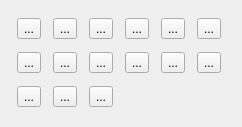
FLO-2DSoftware/qgis-flo-2d-plugin, file flo2d/ui/grid_tools_widget.ui: the form before one commit.
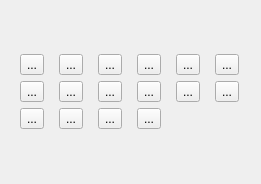
The form after the commit. Icons and pictures are not drawn.

Commit message: Added a help button on the Grid Tools

What changed in the file:
```diff
--- a/flo2d/ui/grid_tools_widget.ui
+++ b/flo2d/ui/grid_tools_widget.ui
@@ -6,16 +6,18 @@
    <rect>
     <x>0</x>
     <y>0</y>
-    <width>242</width>
-    <height>127</height>
+    <width>261</width>
+    <height>184</height>
    </rect>
   </property>
   <property name="windowTitle">
    <string>Form</string>
   </property>
   <layout class="QGridLayout" name="gridLayout">
-   <item row="0" column="0">
-    <widget class="QToolButton" name="create_grid_btn">
+   <item row="2" column="3" colspan="3">
+    <layout class="QGridLayout" name="gridLayout_3">
+     <item row="1" column="1">
+      <widget class="QToolButton" name="arfwrf_btn">
      <property name="toolTip">
       <string>Create grid</string>
      </property>
@@ -24,27 +26,7 @@
      </property>
      <property name="icon">
       <iconset>
-       <normaloff>../img/create_grid.svg</normaloff>../img/create_grid.svg</iconset>
-     </property>
-     <property name="iconSize">
-      <size>
-       <width>25</width>
-       <height>25</height>
-      </size>
-     </property>
-    </widget>
-   </item>
-   <item row="0" column="1">
-    <widget class="QToolButton" name="raster_elevation_btn">
-     <property name="toolTip">
-      <string>Sampling grid elevation from raster layer</string>
-     </property>
-     <property name="text">
-      <string>...</string>
-     </property>
-     <property name="icon">
-      <iconset>
-       <normaloff>../img/sample_elev.svg</normaloff>../img/sample_elev.svg</iconset>
+         <normaloff>../img/eval_arfwrf.svg</normaloff>../img/eval_arfwrf.svg</iconset>
      </property>
      <property name="iconSize">
       <size>
@@ -74,28 +56,11 @@
      </property>
     </widget>
    </item>
-   <item row="0" column="3">
-    <widget class="QToolButton" name="xyz_elevation_btn">
-     <property name="toolTip">
-      <string>Sample elevation from point or LiDAR </string>
-     </property>
-     <property name="text">
-      <string>...</string>
-     </property>
-     <property name="icon">
-      <iconset>
-       <normaloff>../img/sample_elev_xyz.svg</normaloff>../img/sample_elev_xyz.svg</iconset>
-     </property>
-     <property name="iconSize">
-      <size>
-       <width>25</width>
-       <height>25</height>
-      </size>
-     </property>
-    </widget>
-   </item>
-   <item row="0" column="4">
-    <widget class="QToolButton" name="polygon_elevation_btn">
+     <item row="1" column="4">
+      <widget class="QToolButton" name="shallow_n_btn">
+       <property name="acceptDrops">
+        <bool>true</bool>
+       </property>
      <property name="toolTip">
       <string>Correct grid elevation</string>
      </property>
@@ -114,8 +79,8 @@
      </property>
     </widget>
    </item>
-   <item row="0" column="5">
-    <widget class="QToolButton" name="roughness_btn">
+     <item row="1" column="3">
+      <widget class="QToolButton" name="froude_btn">
      <property name="toolTip">
       <string>Sampling roughness</string>
      </property>
@@ -154,8 +119,8 @@
      </property>
     </widget>
    </item>
-   <item row="1" column="1">
-    <widget class="QToolButton" name="arfwrf_btn">
+     <item row="0" column="0">
+      <widget class="QToolButton" name="create_grid_btn">
      <property name="toolTip">
       <string>Calculate reduction factors (ARF and WRF)</string>
      </property>
@@ -164,7 +129,67 @@
      </property>
      <property name="icon">
       <iconset>
-       <normaloff>../img/eval_arfwrf.svg</normaloff>../img/eval_arfwrf.svg</iconset>
+         <normaloff>../img/create_grid.svg</normaloff>../img/create_grid.svg</iconset>
+       </property>
+       <property name="iconSize">
+        <size>
+         <width>25</width>
+         <height>25</height>
+        </size>
+       </property>
+      </widget>
+     </item>
+     <item row="2" column="2">
+      <widget class="QToolButton" name="tailings_btn">
+       <property name="toolTip">
+        <string>Sampling tailings</string>
+       </property>
+       <property name="text">
+        <string>...</string>
+       </property>
+       <property name="icon">
+        <iconset>
+         <normaloff>../img/sample_tailings.svg</normaloff>../img/sample_tailings.svg</iconset>
+       </property>
+       <property name="iconSize">
+        <size>
+         <width>25</width>
+         <height>25</height>
+        </size>
+       </property>
+      </widget>
+     </item>
+     <item row="2" column="1">
+      <widget class="QToolButton" name="other_variable_btn">
+       <property name="toolTip">
+        <string>Assign water elevations/flow depths to grid from points layer</string>
+       </property>
+       <property name="text">
+        <string>...</string>
+       </property>
+       <property name="icon">
+        <iconset>
+         <normaloff>../img/sample_grid_variable.svg</normaloff>../img/sample_grid_variable.svg</iconset>
+       </property>
+       <property name="iconSize">
+        <size>
+         <width>25</width>
+         <height>25</height>
+        </size>
+       </property>
+      </widget>
+     </item>
+     <item row="2" column="0">
+      <widget class="QToolButton" name="noexchange_btn">
+       <property name="toolTip">
+        <string>Sample no-exchange channel cells</string>
+       </property>
+       <property name="text">
+        <string>...</string>
+       </property>
+       <property name="icon">
+        <iconset>
+         <normaloff>../img/sample_noexchange.svg</normaloff>../img/sample_noexchange.svg</iconset>
      </property>
      <property name="iconSize">
       <size>
@@ -194,8 +219,8 @@
      </property>
     </widget>
    </item>
-   <item row="1" column="3">
-    <widget class="QToolButton" name="froude_btn">
+     <item row="0" column="3">
+      <widget class="QToolButton" name="xyz_elevation_btn">
      <property name="toolTip">
       <string>Sampling limiting Froude numbers</string>
      </property>
@@ -214,11 +239,8 @@
      </property>
     </widget>
    </item>
-   <item row="1" column="4">
-    <widget class="QToolButton" name="shallow_n_btn">
-     <property name="acceptDrops">
-      <bool>true</bool>
-     </property>
+     <item row="0" column="4">
+      <widget class="QToolButton" name="polygon_elevation_btn">
      <property name="toolTip">
       <string>Sampling spatial shallow-n values</string>
      </property>
@@ -260,8 +282,8 @@
      </property>
     </widget>
    </item>
-   <item row="2" column="0">
-    <widget class="QToolButton" name="noexchange_btn">
+     <item row="0" column="5">
+      <widget class="QToolButton" name="roughness_btn">
      <property name="toolTip">
       <string>Sample no-exchange channel cells</string>
      </property>
@@ -280,8 +302,8 @@
      </property>
     </widget>
    </item>
-   <item row="2" column="1">
-    <widget class="QToolButton" name="other_variable_btn">
+     <item row="0" column="1">
+      <widget class="QToolButton" name="raster_elevation_btn">
      <property name="toolTip">
       <string>Assign water elevations/flow depths to grid from points layer</string>
      </property>
@@ -300,11 +322,20 @@
      </property>
     </widget>
    </item>
-   <item row="2" column="2">
-    <widget class="QToolButton" name="tailings_btn">
+     <item row="2" column="3">
+      <widget class="QToolButton" name="help_btn">
+       <property name="sizePolicy">
+        <sizepolicy hsizetype="Fixed" vsizetype="Fixed">
+         <horstretch>0</horstretch>
+         <verstretch>0</verstretch>
+        </sizepolicy>
+       </property>
      <property name="toolTip">
-      <string>Sampling tailings</string>
-     </property>
+        <string>Help</string>
+       </property>
+       <property name="layoutDirection">
+        <enum>Qt::LeftToRight</enum>
+       </property>
      <property name="text">
       <string>...</string>
      </property>
@@ -319,6 +350,21 @@
       </size>
      </property>
     </widget>
+     </item>
+     <item row="2" column="4" colspan="2">
+      <spacer name="horizontalSpacer">
+       <property name="orientation">
+        <enum>Qt::Horizontal</enum>
+       </property>
+       <property name="sizeHint" stdset="0">
+        <size>
+         <width>40</width>
+         <height>20</height>
+        </size>
+       </property>
+      </spacer>
+     </item>
+    </layout>
    </item>
   </layout>
  </widget>
```
Left out of the diff: 30 changed lines with no effect on the pictures. Lines whose indentation alone changed are shown as unchanged. The commit also changes 2 other files.
